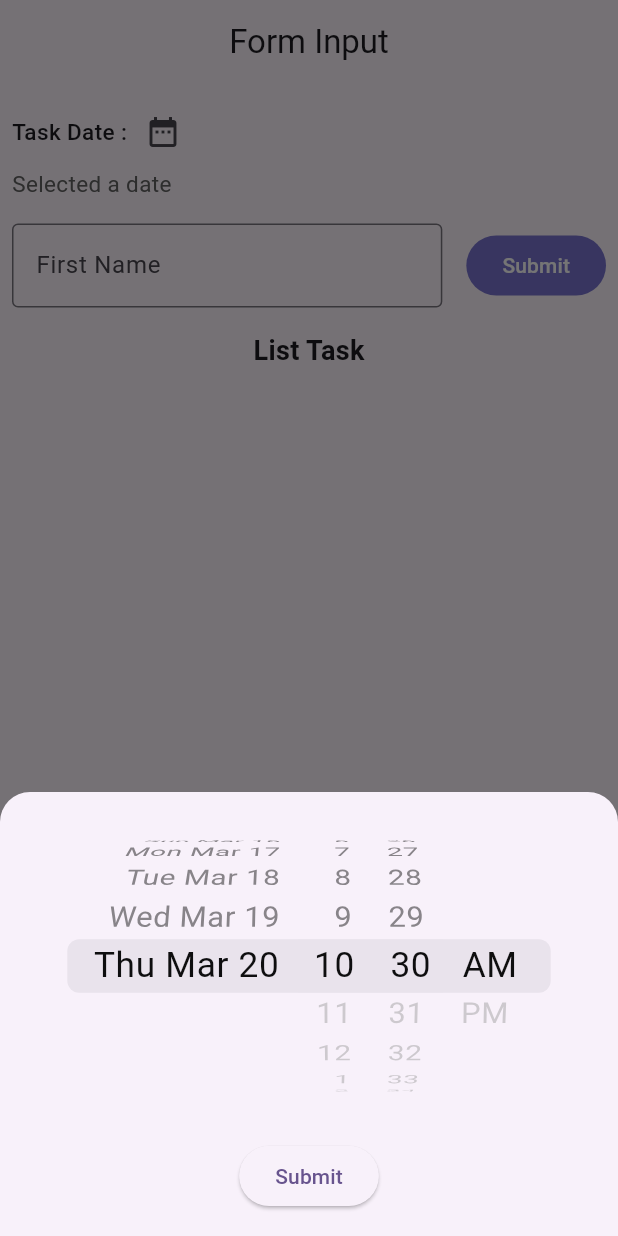
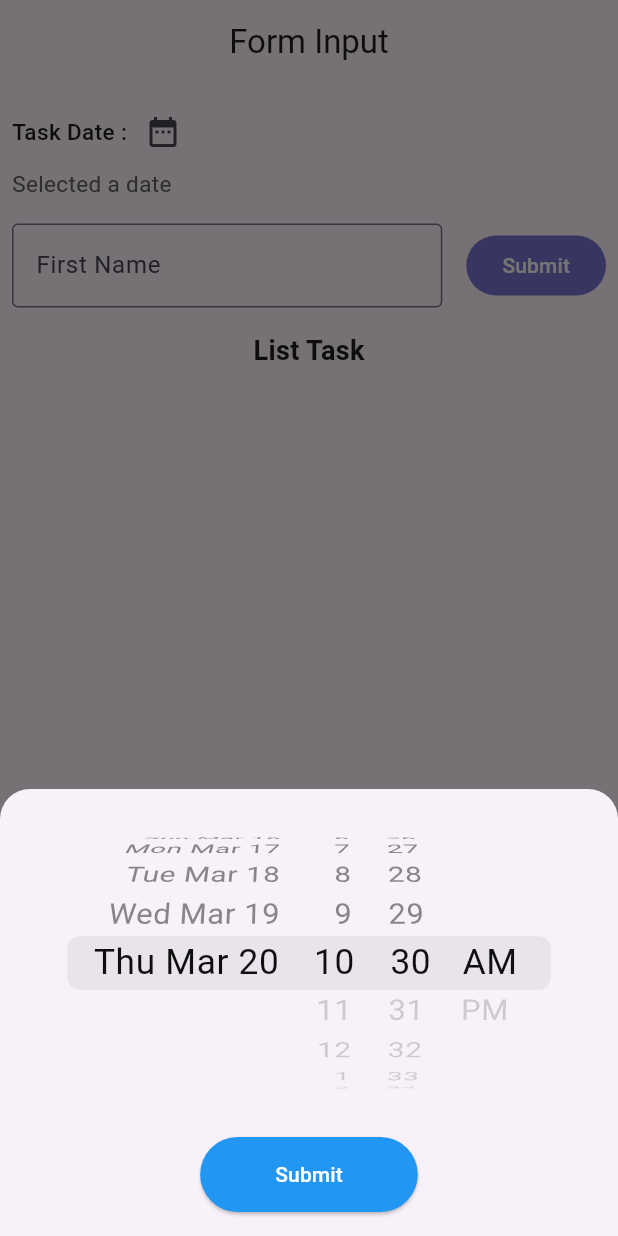
Before and after one commit to fasyaaa/TodoApp_0177, a Flutter app: the screen it shows after launch, after a tap on the "date range" icon, on a phone screen of 412 x 824 dp. Run offline on Flutter 3.47's test engine with Material 3 defaults, Android fonts, the light colour scheme and no system bars; our stand-ins replace scroll_date_picker.

Commit message:
UPD - Styling

```diff
--- a/lib/statefull.dart
+++ b/lib/statefull.dart
@@ -30,6 +30,7 @@ class _StatefullState extends State<Statefull> {
         );
         _taskcontroller.clear();
         _selectedDate = null;
+        _key.currentState!.reset();
       });
     }
   }
@@ -45,8 +46,7 @@ class _StatefullState extends State<Statefull> {
     DateTime tempDate = _selectedDate ?? now;
 
     if (tempDate.isAfter(now)) {
-      tempDate =
-          now;
+      tempDate = now;
     }
 
     showModalBottomSheet(
@@ -77,13 +77,21 @@ class _StatefullState extends State<Statefull> {
               ),
               const SizedBox(height: 16),
               ElevatedButton(
+                style: ElevatedButton.styleFrom(
+                  backgroundColor: Colors.blue,
+                  padding: const EdgeInsets.symmetric(
+                    horizontal: 50,
+                    vertical: 15,
+                  ),
+                ),
                 onPressed: () {
                   setState(() {
                     _selectedDate = tempDate;
                   });
                   Navigator.pop(context);
                 },
-                child: const Text('Submit'),
+                child: const Text('Submit',
+                  style: TextStyle(color: Colors.white)),
               ),
             ],
           ),
@@ -169,6 +177,7 @@ class _StatefullState extends State<Statefull> {
                               backgroundColor: Colors.green,
                             ),
                           );
+                          setState(() {});
                         }
                       },
                       style: FilledButton.styleFrom(
```
